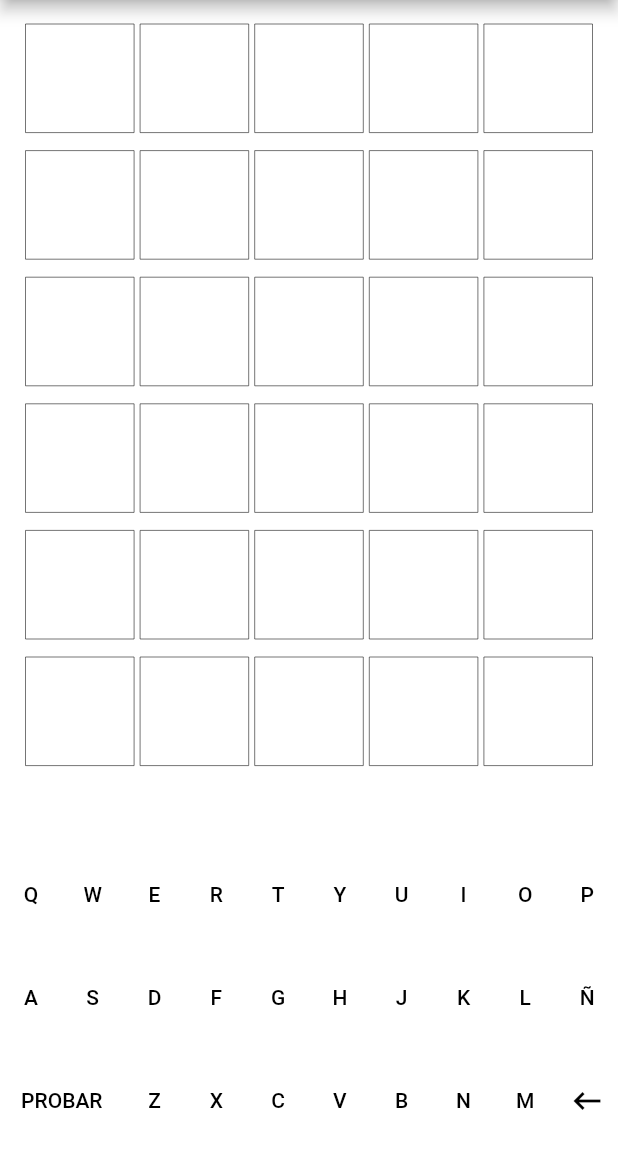
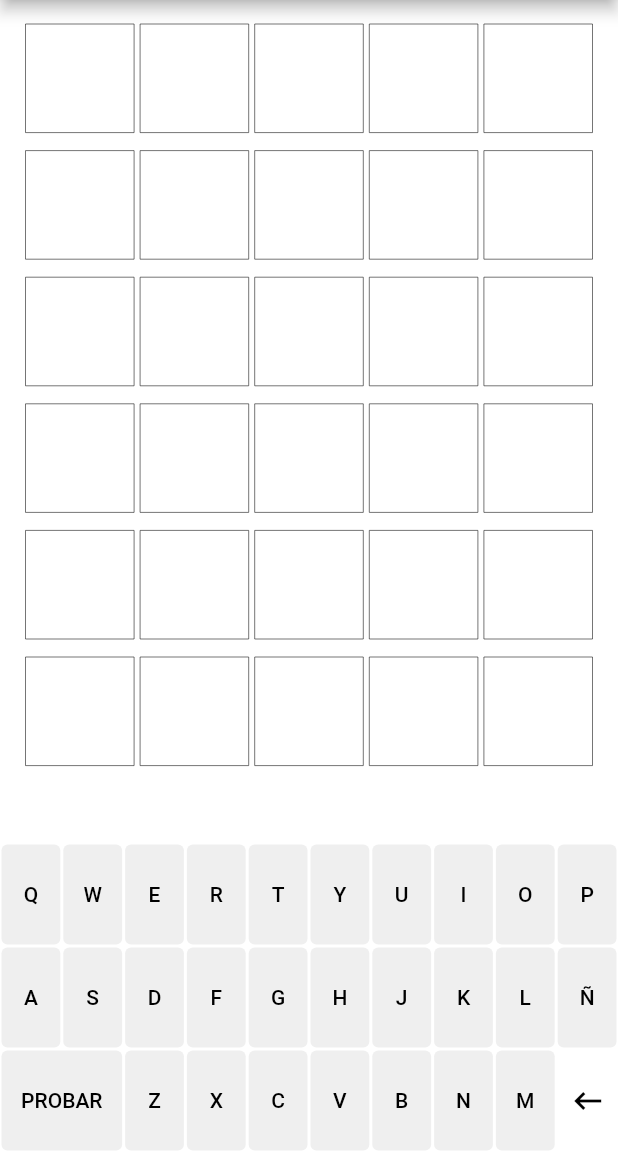
Before and after one commit to joaquinsolla/Encasillado, a Flutter app: the screen it shows after launch, after a tap on "PROBAR", on a phone screen of 412 x 824 dp, the part 84-1236 px from its top. Run offline on Flutter 3.47's test engine with Material 2 defaults, Android fonts, the phone set to English and light mode, and no system bars; our stand-ins replace flushbar; missing offline and left inert: whatsapp_share.

Commit message:
keys now have separation

```diff
--- a/lib/colors.dart
+++ b/lib/colors.dart
@@ -7,6 +7,7 @@ Color myGrey = Colors.grey;
 Color myWhite = Colors.white;
 Color myBlack = Colors.black;
 Color mySemiBlack = Colors.black54;
+Color keyColor = Color(0xffefefef);
 
 //If colorblind:
 //  myGreen = Colors.orange;
--- a/lib/init_view.dart
+++ b/lib/init_view.dart
@@ -53,11 +53,13 @@ class _InicioState extends State<Inicio> {
       myWhite = Color(0xff2d2d2d);
       mySemiBlack = Colors.white;
       whiteEmoji = "⬛";
+      keyColor = Color(0xff131313);
     } else {
       myBlack = Colors.black;
       myWhite = Colors.white;
       mySemiBlack = Colors.black54;
       whiteEmoji = "⬜";
+      keyColor = Color(0xffefefef);
     }
 
     return Scaffold(
--- a/lib/my_keyboard.dart
+++ b/lib/my_keyboard.dart
@@ -10,7 +10,7 @@ List<String> yellowKeys = [];
 List<String> greyKeys = [];
 
 SizedBox my_letter_key(String char) {
-  Color? mycolor = myWhite;
+  Color? mycolor = keyColor;
 
   for (var i = 0; i < greenKeys.length; i++) {
     if (char == greenKeys[i]) {
@@ -69,9 +69,12 @@ SizedBox my_enter_key(BuildContext context) {
   return SizedBox(
     height: (devWidth / 6),
     width: (devWidth / 5),
+    child: Container(
+      margin: const EdgeInsets.fromLTRB(1.0, 1.0, 1.0, 1.0),
       child: TextButton(
         child: const Text("PROBAR"),
-      style: TextButton.styleFrom(primary: myBlack, backgroundColor: myWhite),
+        style:
+            TextButton.styleFrom(primary: myBlack, backgroundColor: keyColor),
         onPressed: () {
           if ((currentCell == 5 ||
                   currentCell == 10 ||
@@ -110,6 +113,7 @@ SizedBox my_enter_key(BuildContext context) {
           runApp(MyApp());
         },
       ),
+    ),
   );
 }
 
@@ -118,6 +122,8 @@ SizedBox my_backspace_icon() {
     return SizedBox(
       height: (devWidth / 6),
       width: (devWidth / 10),
+      child: Container(
+        margin: const EdgeInsets.fromLTRB(1.0, 1.0, 1.0, 1.0),
         child: IconButton(
           icon: const Icon(
             Icons.keyboard_backspace,
@@ -140,11 +146,14 @@ SizedBox my_backspace_icon() {
             }
           },
         ),
+      ),
     );
   } else {
     return SizedBox(
       height: (devWidth / 6),
       width: (devWidth / 10),
+      child: Container(
+        margin: const EdgeInsets.fromLTRB(1.0, 1.0, 1.0, 1.0),
         child: IconButton(
           icon: const Icon(
             Icons.keyboard_backspace,
@@ -166,6 +175,7 @@ SizedBox my_backspace_icon() {
               runApp(MyApp());
             }
           },
+        ),
       ),
     );
   }
```
Lines whose indentation alone changed are shown as unchanged.
